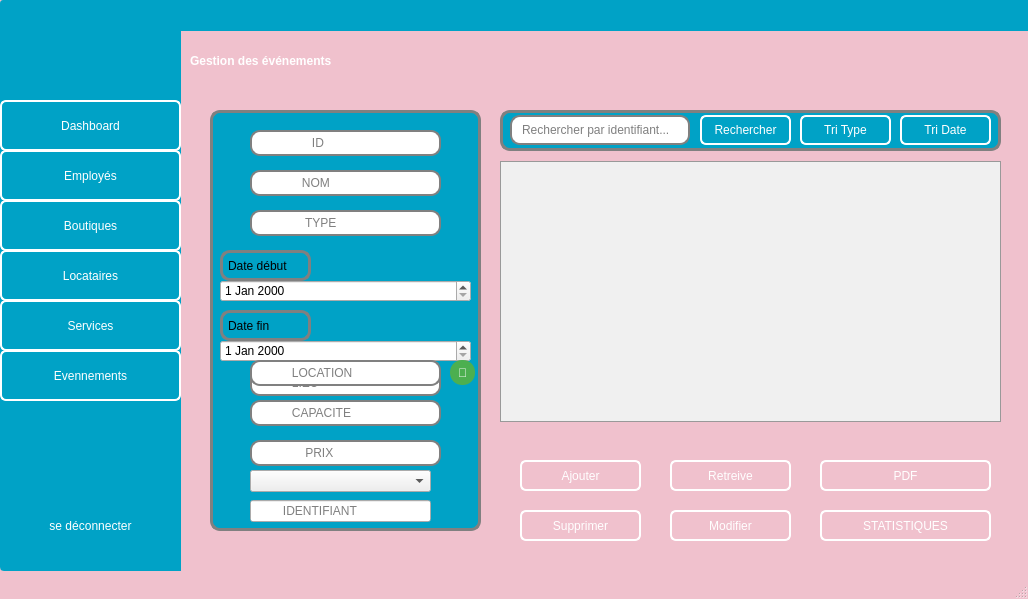
The window that GEvennement/gevennement.ui (Projetcpp-2A19/projetcpp-2a19-smart-shopping-center) describes before a commit, drawn with Qt 5.
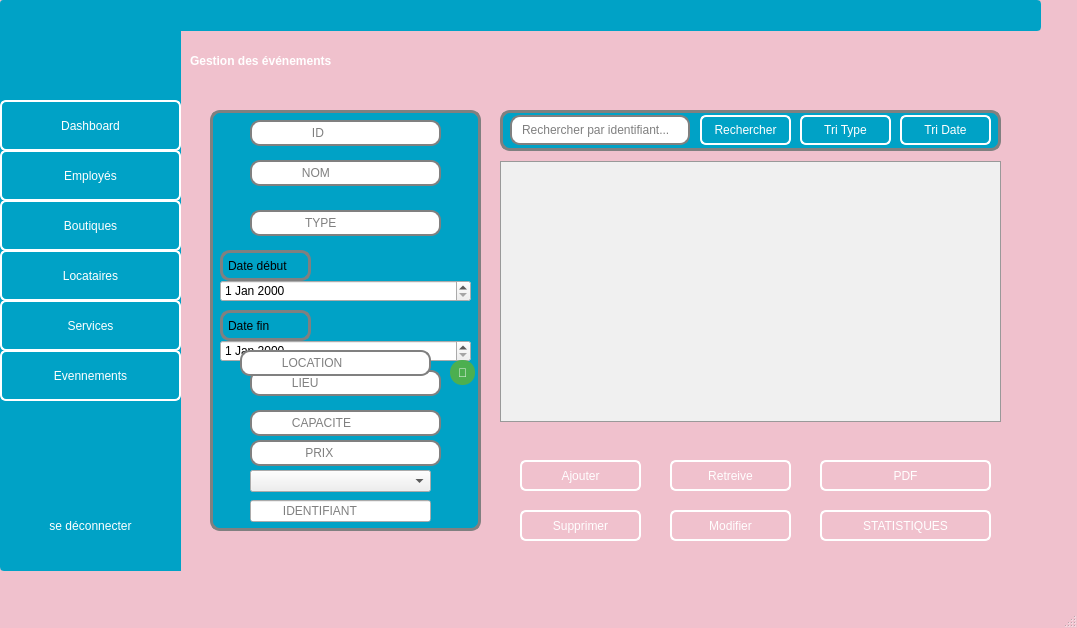
The same window after the commit. Icons and pictures are not drawn.

```diff
--- a/GEvennement/gevennement.ui
+++ b/GEvennement/gevennement.ui
@@ -6,8 +6,8 @@
    <rect>
     <x>0</x>
     <y>0</y>
-    <width>1028</width>
-    <height>599</height>
+    <width>1077</width>
+    <height>628</height>
    </rect>
   </property>
   <property name="windowTitle">
@@ -50,7 +50,7 @@
      <property name="geometry">
       <rect>
        <x>40</x>
-       <y>60</y>
+       <y>50</y>
        <width>191</width>
        <height>26</height>
       </rect>
@@ -73,7 +73,7 @@
      <property name="geometry">
       <rect>
        <x>40</x>
-       <y>290</y>
+       <y>300</y>
        <width>191</width>
        <height>26</height>
       </rect>
@@ -171,7 +171,7 @@
      <property name="geometry">
       <rect>
        <x>40</x>
-       <y>20</y>
+       <y>10</y>
        <width>191</width>
        <height>26</height>
       </rect>
@@ -262,8 +262,8 @@
     <widget class="QLineEdit" name="line_LOCATIONevent">
      <property name="geometry">
       <rect>
-       <x>40</x>
-       <y>250</y>
+       <x>30</x>
+       <y>240</y>
        <width>191</width>
        <height>26</height>
       </rect>
```
Left out of the diff: 2 changed lines with no effect on the pictures.
